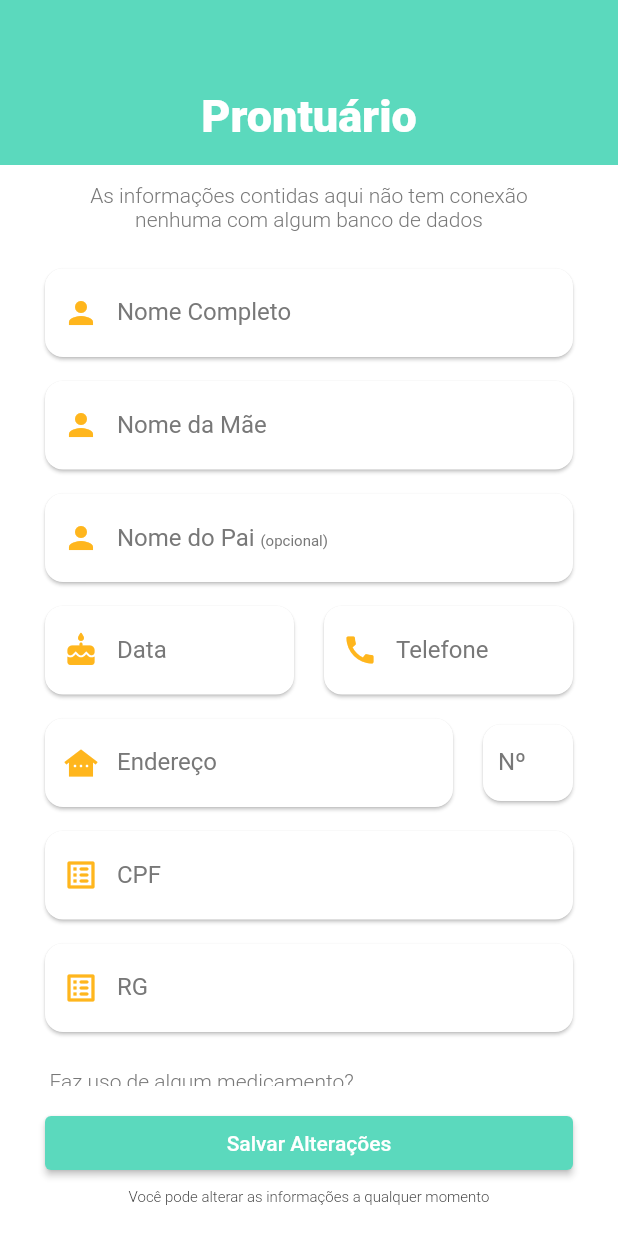
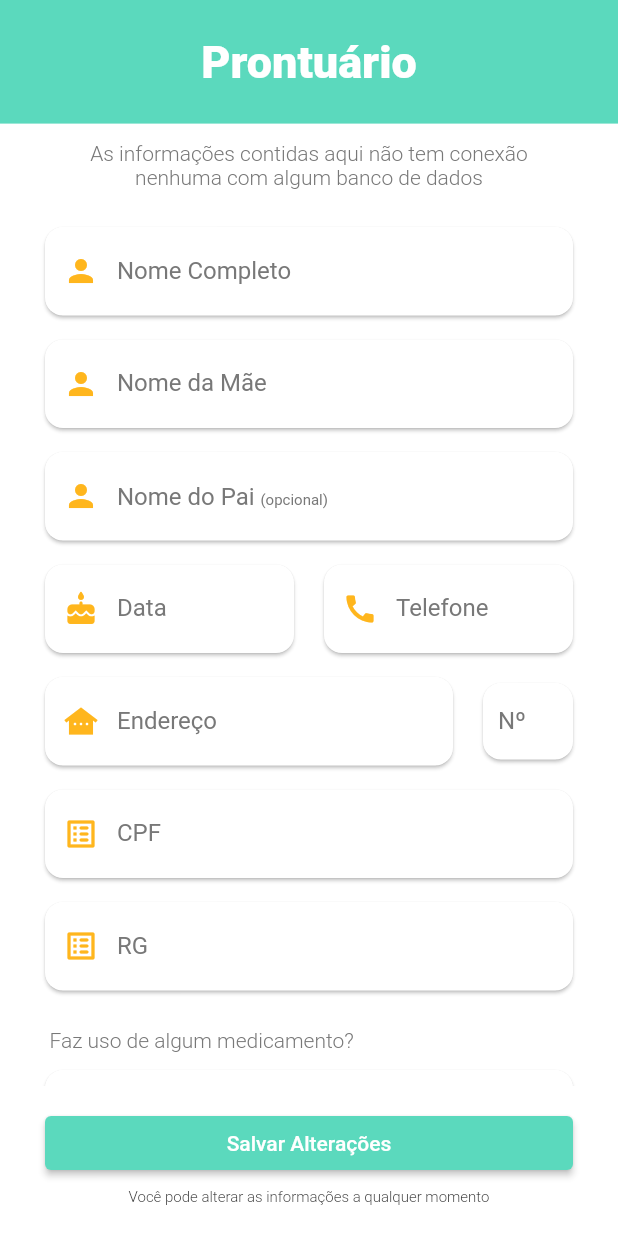
Before and after one commit to EduCsg/FastForm, a Flutter app: the HomePage screen opened directly, on a phone screen of 412 x 824 dp. Run offline on Flutter 3.47's test engine with Material 2 defaults, Android fonts, the phone set to English and light mode, and no system bars; our stand-ins replace animated_splash_screen, barcode_widget, flutter_svg, shared_preferences, smooth_page_indicator; accounts and stored records are empty.

Commit message:
Ajusta o posicionamento do Título usando a AppBar

```diff
--- a/lib/screens/home_page.dart
+++ b/lib/screens/home_page.dart
@@ -54,29 +54,24 @@ class _HomePageState extends State<HomePage> {
     Color textColor = const Color.fromRGBO(47, 47, 47, 1);
 
     return Scaffold(
+      appBar: AppBar(
+        toolbarHeight: maxHeight * 0.10,
+        title: const Text(
+          'Prontuário',
+          style: TextStyle(
+            fontWeight: FontWeight.w900,
+            color: Colors.white,
+            fontSize: 30,
+          ),
+        ),
+        centerTitle: true,
+        backgroundColor: const Color.fromRGBO(91, 217, 189, 1),
+        elevation: 0,
+      ),
       body: SingleChildScrollView(
           physics: const ScrollPhysics(),
           child: Column(
             children: [
-              Container(
-                width: maxWidth,
-                color: const Color.fromRGBO(91, 217, 189, 1),
-                child: Column(
-                  children: const [
-                    Padding(
-                      padding: EdgeInsets.only(top: 60, bottom: 15),
-                      child: Text(
-                        'Prontuário',
-                        style: TextStyle(
-                          fontWeight: FontWeight.w900,
-                          color: Colors.white,
-                          fontSize: 30,
-                        ),
-                      ),
-                    ),
-                  ],
-                ),
-              ),
               const SizedBox(
                 height: 12,
               ),
@@ -496,7 +491,6 @@ class _HomePageState extends State<HomePage> {
                             onPressed: () {
                               Navigator.of(context).pop();
                             },
-                          ),
                         ),
                       ],
                     ),
```
